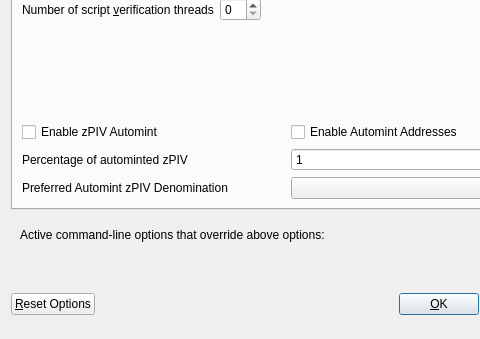
Above: src/qt/forms/optionsdialog.ui from PivxLiteDev/PivxLite before the change; both pictures show x 0 to 480 and y 103 to 442 of the 576 by 442 pixel window. Below: the same form after it.
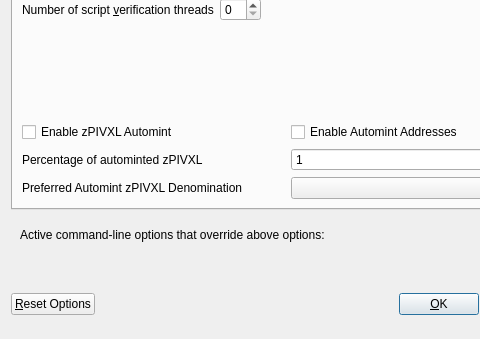
That is the form after the change. Custom widgets are drawn as their Qt base class.

Commit message: renamed PIV -> PIVXL, zPIV -> zPIVXL, mPIV -> mPIVXL and uPIV -> uPIVXL

Diff of the .ui file:
```diff
--- a/src/qt/forms/optionsdialog.ui
+++ b/src/qt/forms/optionsdialog.ui
@@ -147,7 +147,7 @@
                <enum>Qt::LeftToRight</enum>
               </property>
               <property name="text">
-               <string>Enable zPIV Automint</string>
+               <string>Enable zPIVXL Automint</string>
               </property>
              </widget>
             </item>
@@ -174,7 +174,7 @@
                <string>Percentage of incoming PIV which get automatically converted to zPIV via Zerocoin Protocol (min: 10%)</string>
               </property>
               <property name="text">
-               <string>Percentage of autominted zPIV</string>
+               <string>Percentage of autominted zPIVXL</string>
               </property>
              </widget>
             </item>
@@ -207,7 +207,7 @@
                <string>Wait with automatic conversion to Zerocoin until enough PIV for this denomination is available</string>
               </property>
               <property name="text">
-               <string>Preferred Automint zPIV Denomination</string>
+               <string>Preferred Automint zPIVXL Denomination</string>
               </property>
              </widget>
             </item>
```
Left out of the diff: 10 changed lines with no effect on the pictures. The commit also changes 100 other files.
